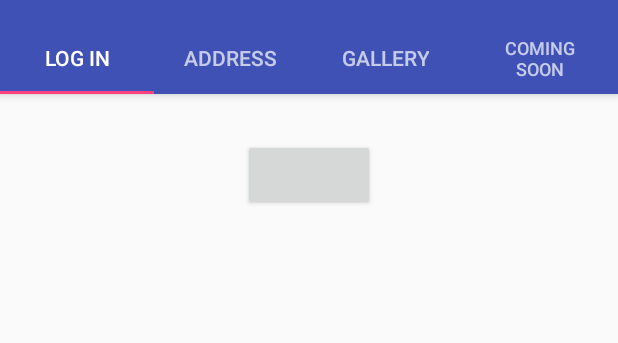
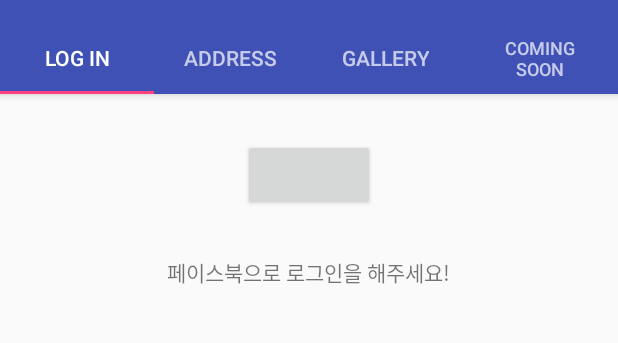
Before and after one commit to JaeRyoungKa/CS496_PROJECT_2nd, an Android app: the screen it shows after launch (MainActivity), on a phone screen of 412 x 824 dp, the part 74-417 px from its top. Run offline under Robolectric (Android 15) with nearby library versions, the phone set to English and light mode, and no system bars; libraries missing offline, so code that uses them is left out: com.facebook, com.facebook.appevents, com.facebook.login; plain views replace LoginButton; 14 statements that could not run were skipped.

Commit message:
facebook login error fix

```diff
--- a/app/src/main/java/com/example/q/cs496_prj1/FacebookLogin.java
+++ b/app/src/main/java/com/example/q/cs496_prj1/FacebookLogin.java
@@ -54,6 +54,7 @@ public class FacebookLogin extends Fragment {
 
     }
 
+
     @Override
     public void onCreate(Bundle savedInstanceState){
         super.onCreate(savedInstanceState);
@@ -89,7 +90,7 @@ public class FacebookLogin extends Fragment {
     public void onViewCreated(View view, Bundle savedInstanceState) {
         super.onViewCreated(view, savedInstanceState);
         LoginButton loginButton = (LoginButton) view.findViewById(R.id.login_button);
-        textView = (TextView) view.findViewById(R.id.textView);
+        textView = (TextView) view.findViewById(R.id.fbinfo1);
 
         loginButton.setReadPermissions("user_friends");
         loginButton.setFragment(this);
--- a/app/src/main/res/layout/login_facebook.xml
+++ b/app/src/main/res/layout/login_facebook.xml
@@ -11,5 +11,12 @@
         android:layout_marginTop="30dp"
         android:layout_marginBottom="30dp" />
 
+    <TextView
+        android:layout_width="wrap_content"
+        android:layout_height="wrap_content"
+        android:text="페이스북으로 로그인을 해주세요!"
+        android:id="@+id/fbinfo1"
+        android:layout_gravity="center_horizontal" />
+
 
 </LinearLayout>
```
